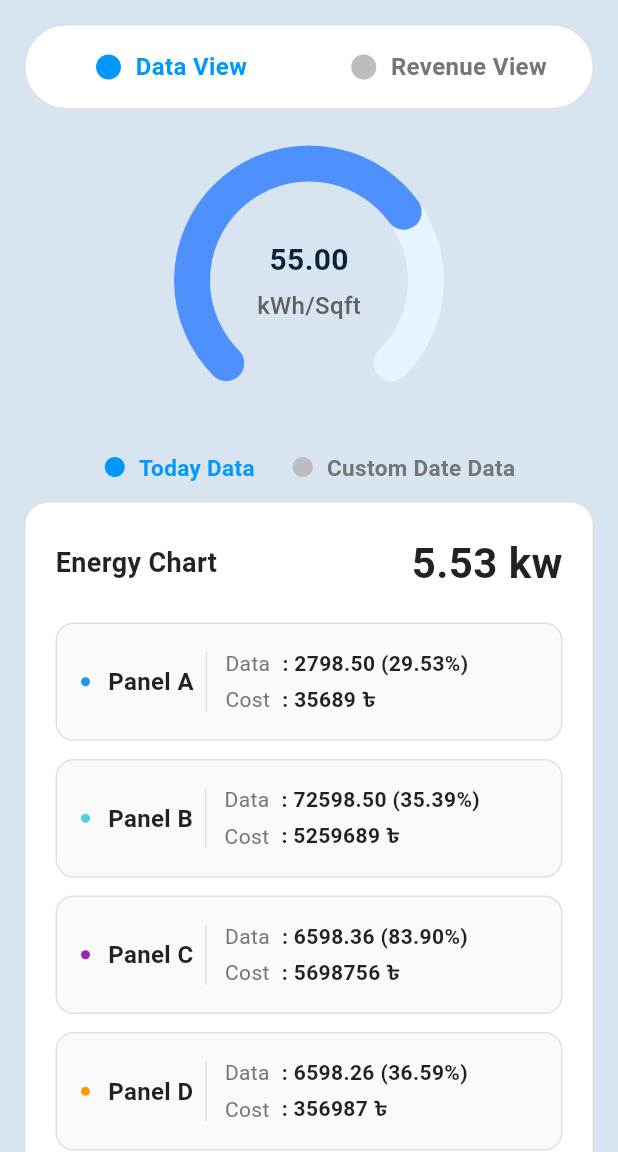
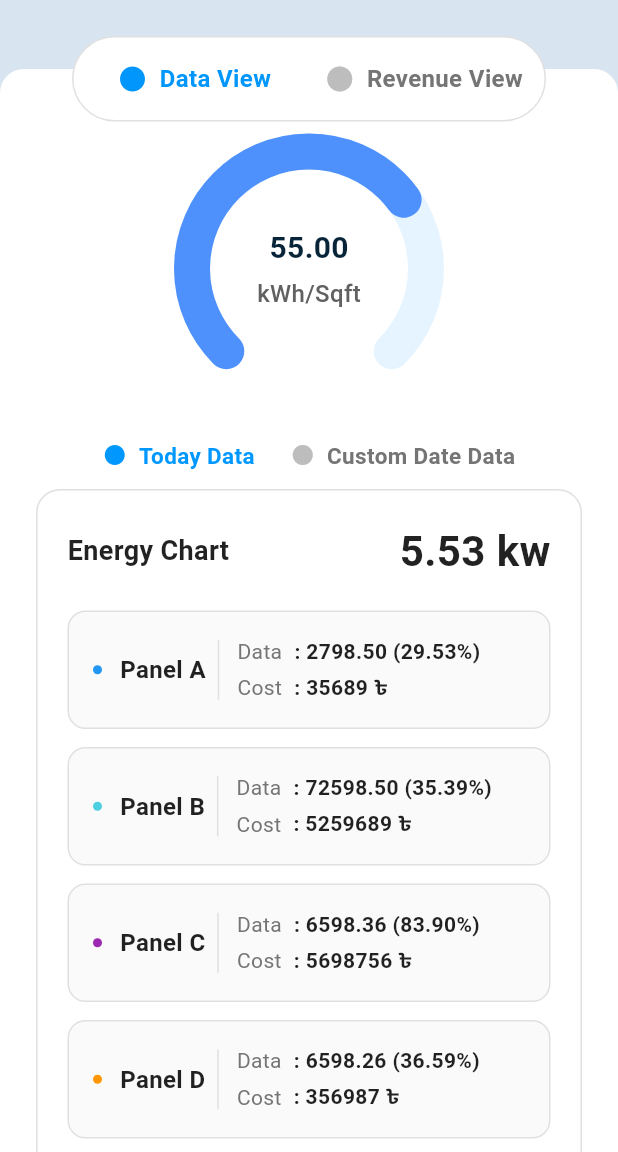
Before and after one commit to Iftikhar-Shams-Niloy/flutter_control_and_monitoring_system, a Flutter app: the DataDetailsScreen screen opened directly with sample values from the repository, on a phone screen of 412 x 824 dp, the part 84-1236 px from its top. Run offline on Flutter 3.47's test engine with Material 3 defaults, Android fonts, the phone set to English and light mode, and no system bars.

Commit message:
Refactor DataDetailsScreen and ViewToggleWidget; enhance layout with ConstrainedBox and Stack, update padding, and improve color usage with AppColors.

```diff
--- a/lib/screens/data_details_screen.dart
+++ b/lib/screens/data_details_screen.dart
@@ -52,11 +52,44 @@ class _DataViewScreenState extends State<DataDetailsScreen> {
       ),
       body: SingleChildScrollView(
         child: Padding(
-          padding: const EdgeInsets.all(16.0),
+          padding: const EdgeInsets.symmetric(vertical: 16.0),
+          child: LayoutBuilder(
+            builder: (context, constraints) {
+              return ConstrainedBox(
+                constraints: BoxConstraints(
+                  minHeight: MediaQuery.of(context).size.height - 32,
+                ),
+                child: Stack(
+                  clipBehavior: Clip.none,
+                  children: [
+                    Positioned(
+                      top: 30,
+                      left: 0,
+                      right: 0,
+                      bottom: 0,
+                      child: Container(
+                        decoration: BoxDecoration(
+                          color: Colors.white,
+                          borderRadius: const BorderRadius.only(
+                            topLeft: Radius.circular(16),
+                            topRight: Radius.circular(16),
+                          ),
+                        ),
+                        padding: const EdgeInsets.fromLTRB(16, 46, 16, 16),
+                      ),
+                    ),
+
+                    Padding(
+                      padding: const EdgeInsets.symmetric(horizontal: 24.0),
                       child: Column(
                         children: [
-              // Top Toggle (Data View / Revenue View)
-              ViewToggleWidget(
+                          // ViewToggleWidget
+                          Padding(
+                            padding: const EdgeInsets.symmetric(
+                              vertical: 8.0,
+                              horizontal: 24,
+                            ),
+                            child: ViewToggleWidget(
                               isDataView: isDataView,
                               onToggle: (value) {
                                 setState(() {
@@ -64,10 +97,7 @@ class _DataViewScreenState extends State<DataDetailsScreen> {
                                 });
                               },
                             ),
-
-              const SizedBox(height: 24),
-
-              // Circular Progress
+                          ),
                           CircularProgressWidget(
                             value: isDataView
                                 ? widget.dataSource.energyDetails.totalValue
@@ -75,7 +105,8 @@ class _DataViewScreenState extends State<DataDetailsScreen> {
                             unit: isDataView
                                 ? widget.dataSource.energyDetails.unit
                                 : widget.dataSource.energyDetails.revenueUnit,
-                percentage: widget.dataSource.energyDetails.percentage,
+                            percentage:
+                                widget.dataSource.energyDetails.percentage,
                           ),
 
                           const SizedBox(height: 24),
@@ -90,7 +121,7 @@ class _DataViewScreenState extends State<DataDetailsScreen> {
                               },
                             ),
 
-                // Date Pickers (only for Custom Date Data)
+                            // Date Pickers
                             if (!isTodayData) ...[
                               const SizedBox(height: 16),
                               DateRangePickerWidget(
@@ -106,9 +137,7 @@ class _DataViewScreenState extends State<DataDetailsScreen> {
                                     toDate = date;
                                   });
                                 },
-                    onSearch: () {
-                      // Handle search
-                    },
+                                onSearch: () {},
                               ),
                             ],
 
@@ -119,33 +148,53 @@ class _DataViewScreenState extends State<DataDetailsScreen> {
                           if (isDataView && isTodayData)
                             EnergyChartWidget(
                               title: widget.dataSource.energyDetails.chartTitle,
-                  totalValue: widget.dataSource.energyDetails.chartTotalValue,
-                  dataItems: widget.dataSource.energyDetails.dataItems,
+                              totalValue: widget
+                                  .dataSource
+                                  .energyDetails
+                                  .chartTotalValue,
+                              dataItems:
+                                  widget.dataSource.energyDetails.dataItems,
                             )
                           else if (isDataView && !isTodayData)
                             Column(
                               children: [
                                 EnergyChartWidget(
-                      title: widget.dataSource.energyDetails.chartTitle,
-                      totalValue:
-                          widget.dataSource.energyDetails.chartTotalValue,
-                      dataItems: widget.dataSource.energyDetails.dataItems,
+                                  title: widget
+                                      .dataSource
+                                      .energyDetails
+                                      .chartTitle,
+                                  totalValue: widget
+                                      .dataSource
+                                      .energyDetails
+                                      .chartTotalValue,
+                                  dataItems:
+                                      widget.dataSource.energyDetails.dataItems,
                                 ),
                                 const SizedBox(height: 24),
                                 EnergyChartWidget(
                                   title:
                                       '${widget.dataSource.energyDetails.chartTitle} (History)',
-                      totalValue:
-                          widget.dataSource.energyDetails.chartTotalValue,
-                      dataItems: widget.dataSource.energyDetails.dataItems,
+                                  totalValue: widget
+                                      .dataSource
+                                      .energyDetails
+                                      .chartTotalValue,
+                                  dataItems:
+                                      widget.dataSource.energyDetails.dataItems,
                                 ),
                               ],
                             )
                           else
                             DataCostInfoWidget(
-                  dataItems: widget.dataSource.energyDetails.costItems,
+                              dataItems:
+                                  widget.dataSource.energyDetails.costItems,
                             ),
                         ],
+                      ),
+                    ),
+                  ],
+                ),
+              );
+            },
           ),
         ),
       ),
--- a/lib/widgets/view_toggle_widget.dart
+++ b/lib/widgets/view_toggle_widget.dart
@@ -1,4 +1,5 @@
 import 'package:flutter/material.dart';
+import 'package:flutter_control_and_monitoring_system/core/app_colors.dart';
 
 class ViewToggleWidget extends StatelessWidget {
   final bool isDataView;
@@ -37,16 +38,16 @@ class ViewToggleWidget extends StatelessWidget {
                       Icons.circle,
                       size: 20,
                       color: isDataView
-                          ? const Color(0xFF0098FF)
-                          : Colors.grey[400],
+                          ? AppColors.primaryBlue
+                          : AppColors.borderGrey,
                     ),
                     const SizedBox(width: 8),
                     Text(
                       'Data View',
                       style: TextStyle(
                         color: isDataView
-                            ? const Color(0xFF0098FF)
-                            : Colors.grey[600],
+                            ? AppColors.primaryBlue
+                            : AppColors.borderGrey,
                         fontSize: 16,
                         fontWeight: FontWeight.w600,
                       ),
```
Lines whose indentation alone changed are shown as unchanged.
